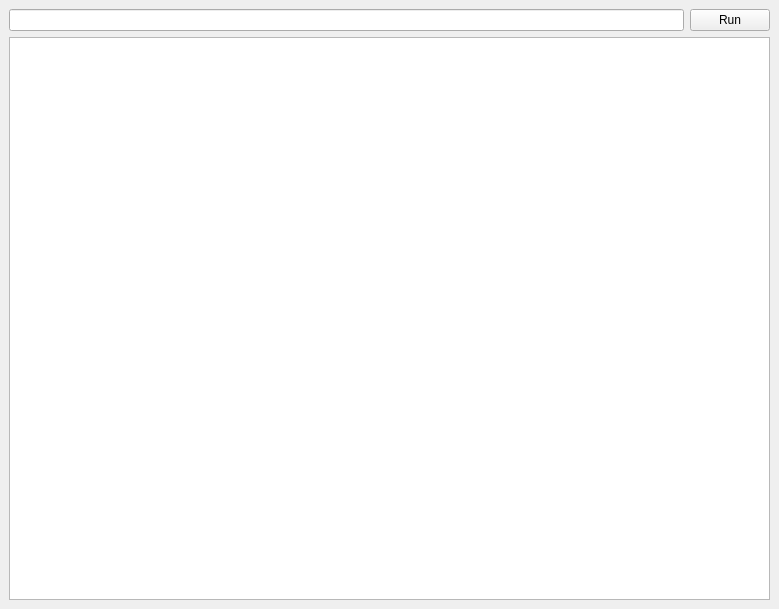
Old version of the form models/main_window.ui in the repository drtwisted/appium-dot-run.
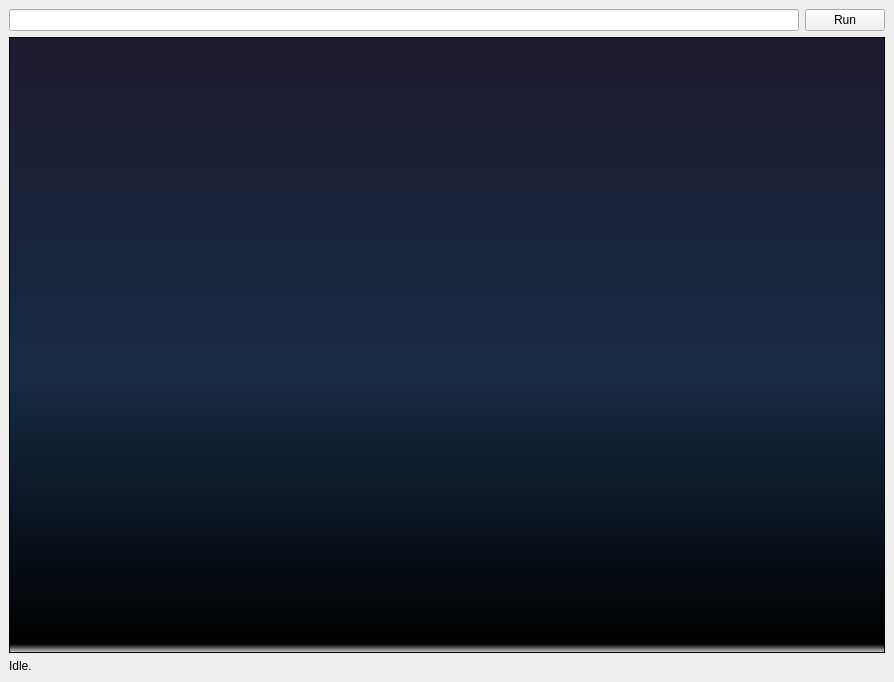
New version of the form. Icons and pictures are not drawn.

Commit message: Output bg,font changed;Add status label

```diff
--- a/models/main_window.ui
+++ b/models/main_window.ui
@@ -6,13 +6,24 @@
    <rect>
     <x>0</x>
     <y>0</y>
-    <width>779</width>
-    <height>609</height>
+    <width>894</width>
+    <height>682</height>
    </rect>
   </property>
   <property name="windowTitle">
    <string>Appium Runner</string>
   </property>
+  <property name="styleSheet">
+   <string notr="true">.QTextEdit
+{
+background-color: qlineargradient(spread:pad, x1:0, y1:0, x2:0, y2:1, stop:0 rgba(30, 26, 47, 255), stop:0.55 rgba(24, 42, 69, 255), stop:0.985 rgba(0, 0, 0, 255), stop:1 rgba(0, 0, 0, 0));
+background-image: url(:/img/appium_logo_rgb.png);
+background-repeat: no-repeat;
+background-position: right bottom;
+background-attachment: fixed;
+color: rgb(231, 231, 231);
+}</string>
+  </property>
   <widget class="QWidget" name="centralwidget">
    <layout class="QGridLayout" name="gridLayout_2">
     <item row="0" column="0">
@@ -32,10 +43,34 @@
        </layout>
       </item>
       <item>
-       <widget class="QTextEdit" name="teOutput"/>
+       <widget class="QTextEdit" name="teOutput">
+        <property name="font">
+         <font>
+          <family>Monospace</family>
+          <pointsize>12</pointsize>
+         </font>
+        </property>
+        <property name="readOnly">
+         <bool>true</bool>
+        </property>
+        <property name="html">
+         <string>&lt;!DOCTYPE HTML PUBLIC &quot;-//W3C//DTD HTML 4.0//EN&quot; &quot;http://www.w3.org/TR/REC-html40/strict.dtd&quot;&gt;
+&lt;html&gt;&lt;head&gt;&lt;meta name=&quot;qrichtext&quot; content=&quot;1&quot; /&gt;&lt;style type=&quot;text/css&quot;&gt;
+p, li { white-space: pre-wrap; }
+&lt;/style&gt;&lt;/head&gt;&lt;body style=&quot; font-family:'Monospace'; font-size:12pt; font-weight:400; font-style:normal;&quot;&gt;
+&lt;p style=&quot;-qt-paragraph-type:empty; margin-top:0px; margin-bottom:0px; margin-left:0px; margin-right:0px; -qt-block-indent:0; text-indent:0px; font-family:'Cantarell'; font-size:11pt;&quot;&gt;&lt;br /&gt;&lt;/p&gt;&lt;/body&gt;&lt;/html&gt;</string>
+        </property>
+       </widget>
       </item>
      </layout>
     </item>
+    <item row="1" column="0">
+     <widget class="QLabel" name="lbStatus">
+      <property name="text">
+       <string>Idle.</string>
+      </property>
+     </widget>
+    </item>
    </layout>
   </widget>
  </widget>
```
Left out of the diff: 4 changed lines with no effect on the pictures. The commit also changes 1 other file.
